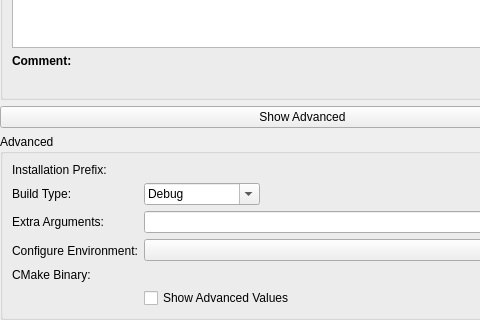
Above: projectmanagers/cmake/settings/cmakebuildsettings.ui from KDE/kdevelop before the change; both pictures show x 0 to 480 and y 227 to 547 of the 605 by 547 pixel window. Below: the same form after it.
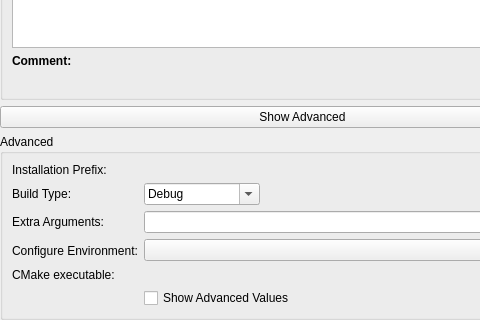
That is the form after the change. Custom widgets are drawn as their Qt base class.

Commit message: Standardize on "Executable" in UI & API, do not mix with "Binary"

```diff
--- a/projectmanagers/cmake/settings/cmakebuildsettings.ui
+++ b/projectmanagers/cmake/settings/cmakebuildsettings.ui
@@ -215,9 +215,9 @@
        <widget class="KUrlRequester" name="cMakeBinary"/>
       </item>
       <item row="4" column="0">
-       <widget class="QLabel" name="cMakeBinaryLabel">
+       <widget class="QLabel">
         <property name="text">
-         <string>CMake Binary:</string>
+         <string>CMake executable:</string>
         </property>
        </widget>
       </item>
```
Left out of the diff: 2 changed lines with no effect on the pictures. The commit also changes 48 other files.
